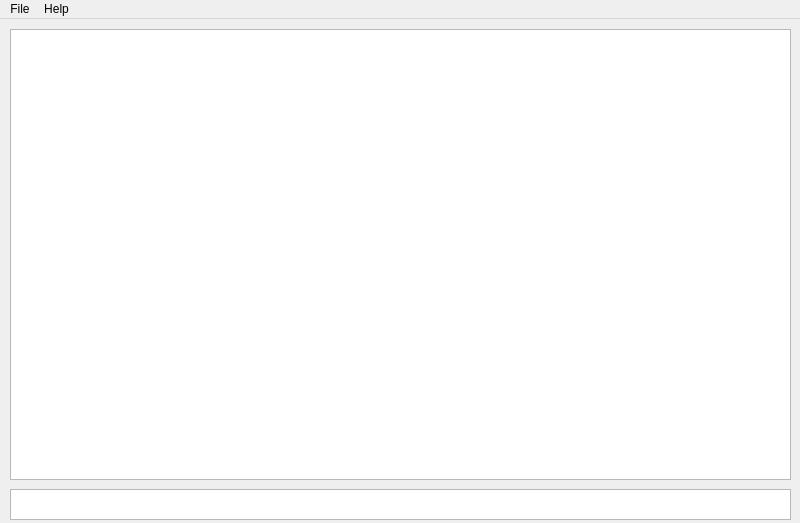
Old version of the form mainwindow.ui in the repository IlliaLukashonok/M3U_IPVT.
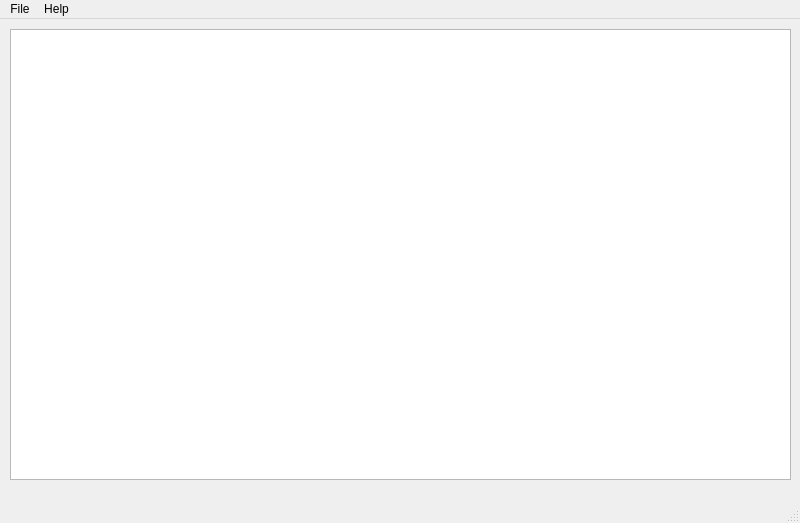
New version of the form. Icons and pictures are not drawn.

Commit message: Status Bar

Diff of the .ui file:
```diff
--- a/mainwindow.ui
+++ b/mainwindow.ui
@@ -10,6 +10,12 @@
     <height>523</height>
    </rect>
   </property>
+  <property name="sizePolicy">
+   <sizepolicy hsizetype="Fixed" vsizetype="Fixed">
+    <horstretch>0</horstretch>
+    <verstretch>0</verstretch>
+   </sizepolicy>
+  </property>
   <property name="windowTitle">
    <string>M3UPlaylistEditor</string>
   </property>
@@ -18,19 +24,6 @@
     <normaloff>Oxygen-Icons.org-Oxygen-Status-media-playlist-repeat.ico</normaloff>Oxygen-Icons.org-Oxygen-Status-media-playlist-repeat.ico</iconset>
   </property>
   <widget class="QWidget" name="centralwidget">
-   <widget class="QPlainTextEdit" name="plainTextEdit">
-    <property name="geometry">
-     <rect>
-      <x>10</x>
-      <y>470</y>
-      <width>781</width>
-      <height>31</height>
-     </rect>
-    </property>
-    <property name="plainText">
-     <string/>
-    </property>
-   </widget>
    <widget class="QTableView" name="tableDb">
     <property name="geometry">
      <rect>
@@ -67,6 +60,7 @@
    <addaction name="menuFile"/>
    <addaction name="menuAbout"/>
   </widget>
+  <widget class="QStatusBar" name="statusBar"/>
   <action name="actionOpen_File">
    <property name="checkable">
     <bool>false</bool>
```
Left out of the diff: 17 changed lines with no effect on the pictures. The commit also changes 4 other files.
